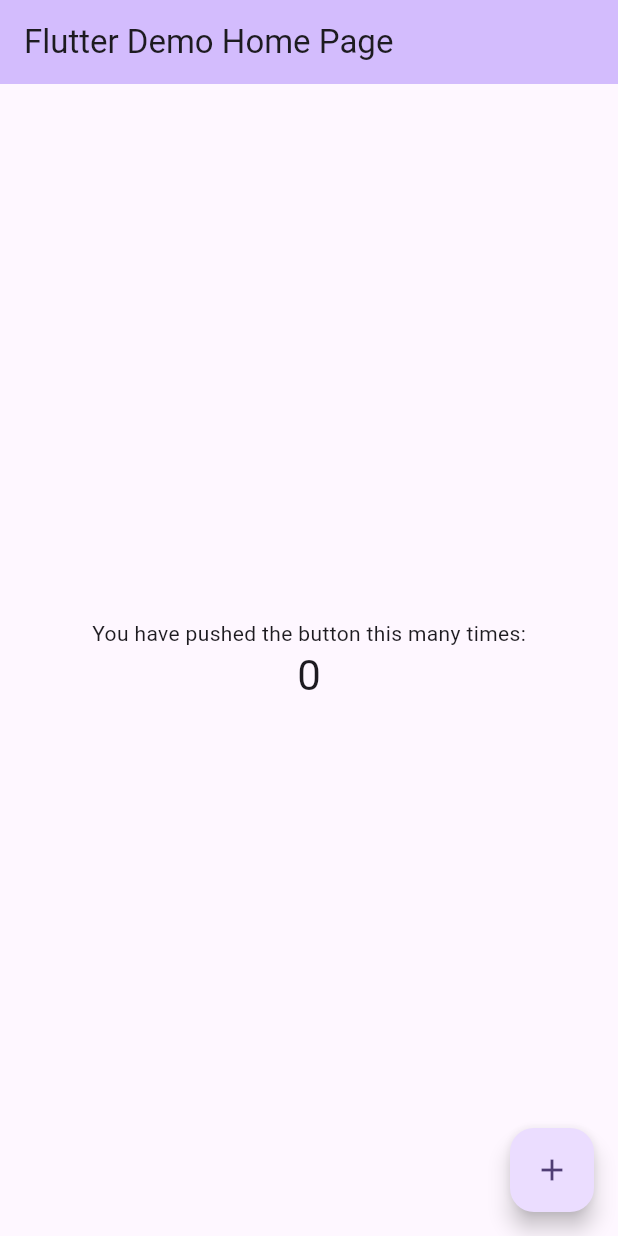
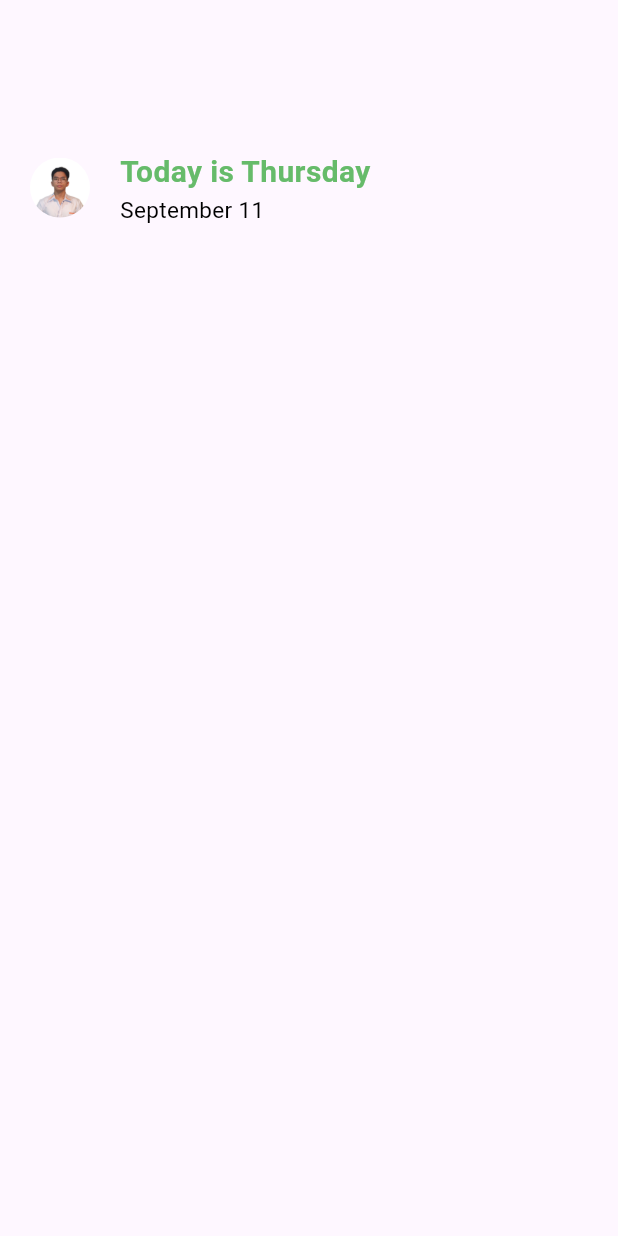
Before and after one commit to Yebione/badyet, a Flutter app: the screen it shows after launch, on a phone screen of 412 x 824 dp. Run offline on Flutter 3.47's test engine with Material 2 defaults, Android fonts, the phone set to English and light mode, and no system bars.

Commit message:
added photo icon and date.

```diff
--- a/lib/main.dart
+++ b/lib/main.dart
@@ -1,4 +1,6 @@
+import 'package:badyet/screens/home.dart';
 import 'package:flutter/material.dart';
+
 
 void main() {
   runApp(const MyApp());
@@ -31,95 +33,7 @@ class MyApp extends StatelessWidget {
         colorScheme: ColorScheme.fromSeed(seedColor: Colors.deepPurple),
         useMaterial3: true,
       ),
-      home: const MyHomePage(title: 'Flutter Demo Home Page'),
+      home: const badyetHome(),
     );
   }
 }
-
-class MyHomePage extends StatefulWidget {
-  const MyHomePage({super.key, required this.title});
-
-  // This widget is the home page of your application. It is stateful, meaning
-  // that it has a State object (defined below) that contains fields that affect
-  // how it looks.
-
-  // This class is the configuration for the state. It holds the values (in this
-  // case the title) provided by the parent (in this case the App widget) and
-  // used by the build method of the State. Fields in a Widget subclass are
-  // always marked "final".
-
-  final String title;
-
-  @override
-  State<MyHomePage> createState() => _MyHomePageState();
-}
-
-class _MyHomePageState extends State<MyHomePage> {
-  int _counter = 0;
-
-  void _incrementCounter() {
-    setState(() {
-      // This call to setState tells the Flutter framework that something has
-      // changed in this State, which causes it to rerun the build method below
-      // so that the display can reflect the updated values. If we changed
-      // _counter without calling setState(), then the build method would not be
-      // called again, and so nothing would appear to happen.
-      _counter++;
-    });
-  }
-
-  @override
-  Widget build(BuildContext context) {
-    // This method is rerun every time setState is called, for instance as done
-    // by the _incrementCounter method above.
-    //
-    // The Flutter framework has been optimized to make rerunning build methods
-    // fast, so that you can just rebuild anything that needs updating rather
-    // than having to individually change instances of widgets.
-    return Scaffold(
-      appBar: AppBar(
-        // TRY THIS: Try changing the color here to a specific color (to
-        // Colors.amber, perhaps?) and trigger a hot reload to see the AppBar
-        // change color while the other colors stay the same.
-        backgroundColor: Theme.of(context).colorScheme.inversePrimary,
-        // Here we take the value from the MyHomePage object that was created by
-        // the App.build method, and use it to set our appbar title.
-        title: Text(widget.title),
-      ),
-      body: Center(
-        // Center is a layout widget. It takes a single child and positions it
-        // in the middle of the parent.
-        child: Column(
-          // Column is also a layout widget. It takes a list of children and
-          // arranges them vertically. By default, it sizes itself to fit its
-          // children horizontally, and tries to be as tall as its parent.
-          //
-          // Column has various properties to control how it sizes itself and
-          // how it positions its children. Here we use mainAxisAlignment to
-          // center the children vertically; the main axis here is the vertical
-          // axis because Columns are vertical (the cross axis would be
-          // horizontal).
-          //
-          // TRY THIS: Invoke "debug painting" (choose the "Toggle Debug Paint"
-          // action in the IDE, or press "p" in the console), to see the
-          // wireframe for each widget.
-          mainAxisAlignment: MainAxisAlignment.center,
-          children: <Widget>[
-            const Text(
-              'You have pushed the button this many times:',
-            ),
-            Text(
-              '$_counter',
-              style: Theme.of(context).textTheme.headlineMedium,
-            ),
-          ],
-        ),
-      ),
-      floatingActionButton: FloatingActionButton(
-        onPressed: _incrementCounter,
-        tooltip: 'Increment',
-        child: const Icon(Icons.add),
-      ), // This trailing comma makes auto-formatting nicer for build methods.
-    );
-  }
-}
--- /dev/null
+++ b/lib/screens/home.dart
@@ -0,0 +1,79 @@
+import 'package:flutter/material.dart';
+
+class badyetHome extends StatelessWidget {
+  const badyetHome({super.key});
+
+  @override
+  Widget build(BuildContext context) {
+    // This method is rerun every time setState is called, for instance as done
+    // by the _incrementCounter method above.
+    //
+    // The Flutter framework has been optimized to make rerunning build methods
+    // fast, so that you can just rebuild anything that needs updating rather
+    // than having to individually change instances of widgets.
+    return Scaffold(
+
+      body: Center(
+
+        child: Container(
+          margin: EdgeInsets.only(top: 100.0), // Adjust the value as needed
+          child: Column(
+            crossAxisAlignment: CrossAxisAlignment.start,
+            children: <Widget>[
+
+              Row(
+                children: <Widget>[
+                  Container(
+                    margin: EdgeInsets.only(left: 20.0, right: 20.0),
+                    height: 40,
+                    width: 40,
+                    child: ClipRRect(
+                      borderRadius: BorderRadius.circular(20) ,
+                      child: Image.asset('assets/images/avatar.jpg'),
+                    ),
+              ),
+
+                  Column(
+                    crossAxisAlignment: CrossAxisAlignment.start,
+                     children: <Widget>[
+                      Text(
+                        'Today is Thursday',
+                        style: TextStyle(
+                          color: Colors.green[400],
+                          fontSize: 20,
+                          fontWeight: FontWeight.bold),
+                        textAlign: TextAlign.left,
+                        // Text properties here
+                       ),
+
+                       Text(
+                        'September 11',
+                        style: TextStyle(
+                          color: Colors.black,
+                          fontSize: 15,
+                          fontWeight: FontWeight.normal),
+                        textAlign: TextAlign.left,
+                        // Text properties here
+                       ),
+
+                    ]
+                  )
+
+
+
+                ],
+              )
+
+
+
+
+
+              // Other widgets in your Column
+            ],
+          ),
+        ),
+      )
+    );
+
+  }
+}
--- a/pubspec.yaml
+++ b/pubspec.yaml
@@ -59,10 +59,9 @@ flutter:
   uses-material-design: true
 
   # To add assets to your application, add an assets section, like this:
-  # assets:
-  #   - images/a_dot_burr.jpeg
-  #   - images/a_dot_ham.jpeg
 
+  assets:
+  - assets/images/
   # An image asset can refer to one or more resolution-specific "variants", see
   # https://flutter.dev/assets-and-images/#resolution-aware
 
```
Also changed, not shown: assets/images/avatar.jpg (added).
